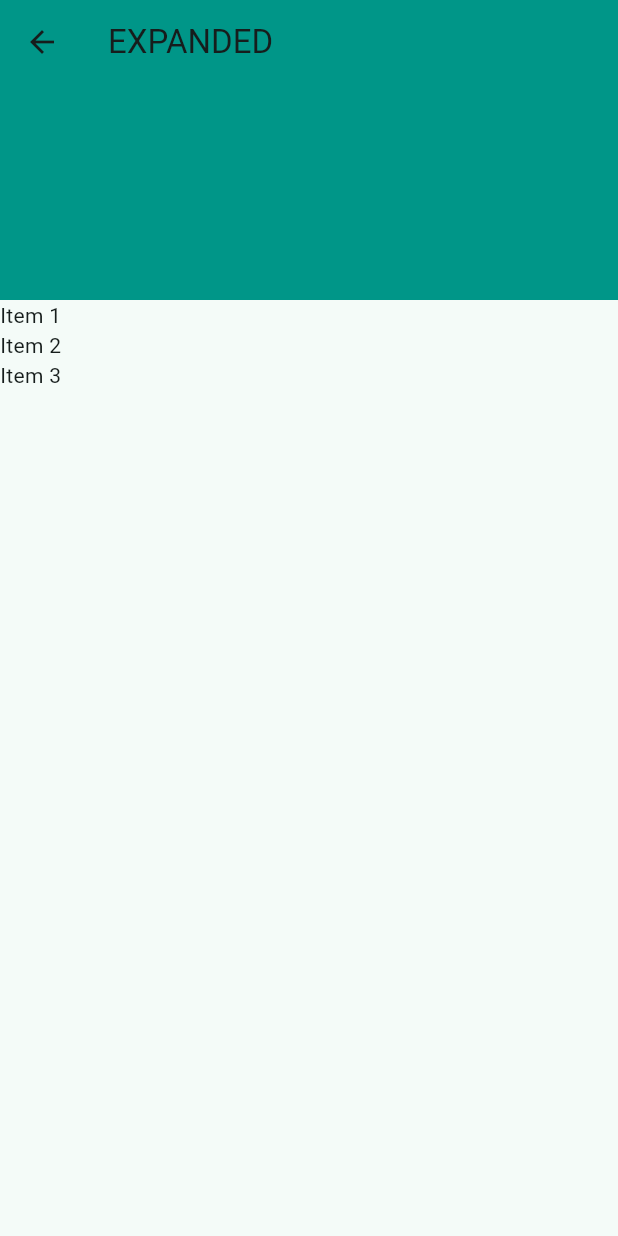
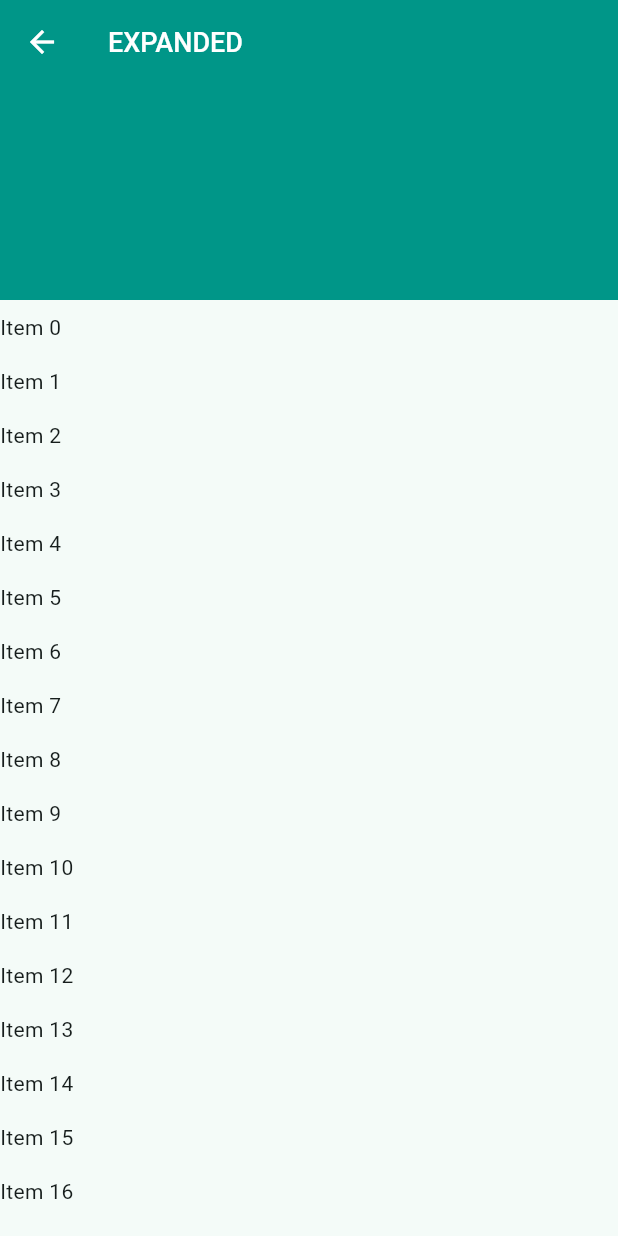
Before and after one commit to yoesuv/Flutter-Load-More-Paging, a Flutter app: the ExpandedList screen opened by its route, on a phone screen of 412 x 824 dp. Run offline on Flutter 3.47's test engine with Material 3 defaults, Android fonts, the phone set to English and light mode, and no system bars; our stand-ins replace bloc_concurrency, dio, equatable, flutter_bloc, stream_transform.

Commit message:
:construction: boilerplate expanded list

```diff
--- a/lib/src/ui/expanded_list.dart
+++ b/lib/src/ui/expanded_list.dart
@@ -11,22 +11,35 @@ class ExpandedList extends StatelessWidget {
       body: CustomScrollView(
         slivers: [
           SliverAppBar(
+            pinned: true,
             expandedHeight: 200,
             title: Text("EXPANDED"),
             backgroundColor: Colors.teal,
           ),
-          SliverList(delegate: SliverChildListDelegate(
-            [
-              Text("Item 1"),
-              Text("Item 2"),
-              Text("Item 3"),
-            ]
-          ),),
+          SliverList(
+            delegate: SliverChildListDelegate([
+              _buildList(),
+            ]),
+          ),
         ],
       ),
     );
-
-
   }
 
+  Widget _buildList() {
+    return ListView.builder(
+      shrinkWrap: true,
+      itemCount: 33,
+      physics: const NeverScrollableScrollPhysics(),
+      primary: false,
+      itemBuilder: (context, index) {
+        return Padding(
+          padding: EdgeInsets.symmetric(
+            vertical: 8,
+          ),
+          child: Text("Item $index"),
+        );
+      },
+    );
+  }
 }
--- a/lib/src/ui/start.dart
+++ b/lib/src/ui/start.dart
@@ -38,7 +38,7 @@ class Start extends StatelessWidget {
               const SizedBox(height: 20),
               ButtonPrimary(
                 onPress: goToScreen(context, ExpandedList.routeName),
-                text: 'Expanded Grid',
+                text: 'Expanded List',
               ),
             ],
           ),
```
Also changed, not shown: lib/src/my_app.dart (+13 -1 lines).
